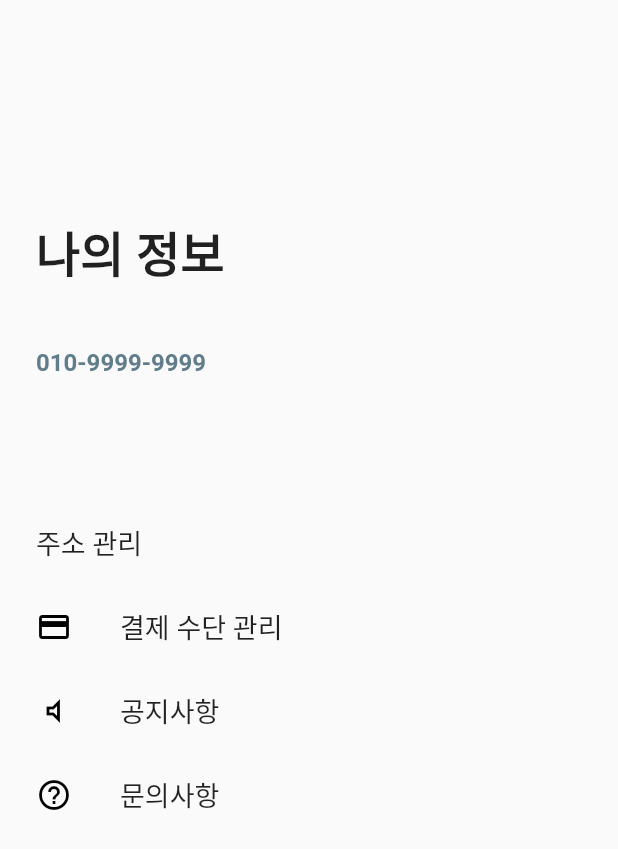
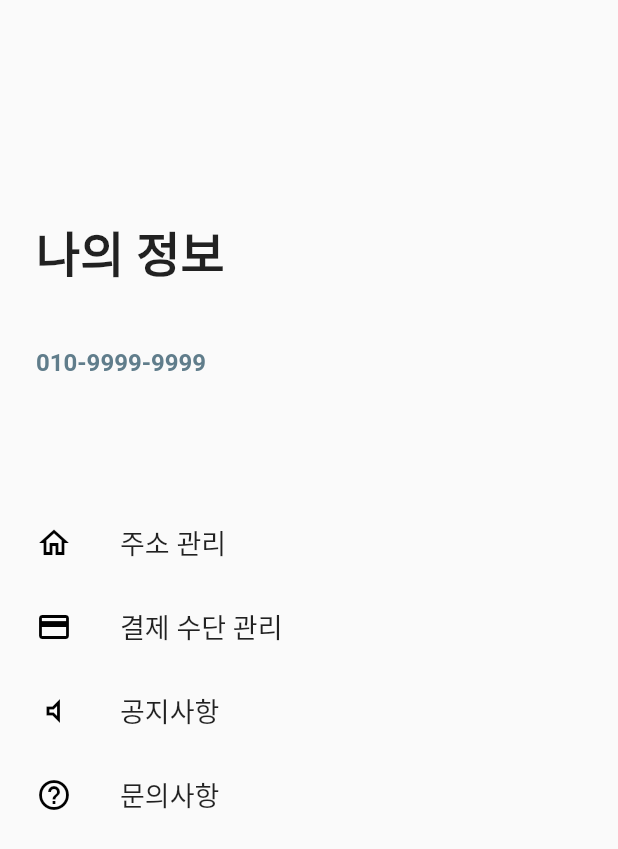
Before and after one commit to kmcho96/ms_st, a Flutter app: the MisoFourthPage screen opened directly, on a phone screen of 412 x 824 dp. Shown: the top 849 px of the screen. Run offline on Flutter 3.47's test engine with Material 2 defaults, Android fonts, the phone set to English and light mode, and no system bars.

Commit message:
0621mod3

```diff
--- a/lib/miso.dart
+++ b/lib/miso.dart
@@ -442,7 +442,7 @@ class MisoFourthPage extends StatelessWidget {
               ListTile(
                 onTap: () => print("주소 관리 클릭 됨"),
                 contentPadding: EdgeInsets.all(0),
-                //leading: Icon(Icons.home_outlined, color: Colors.black),
+                leading: Icon(Icons.home_outlined, color: Colors.black),
                 title: Text(
                   "주소 관리",
                   style: TextStyle(
```
